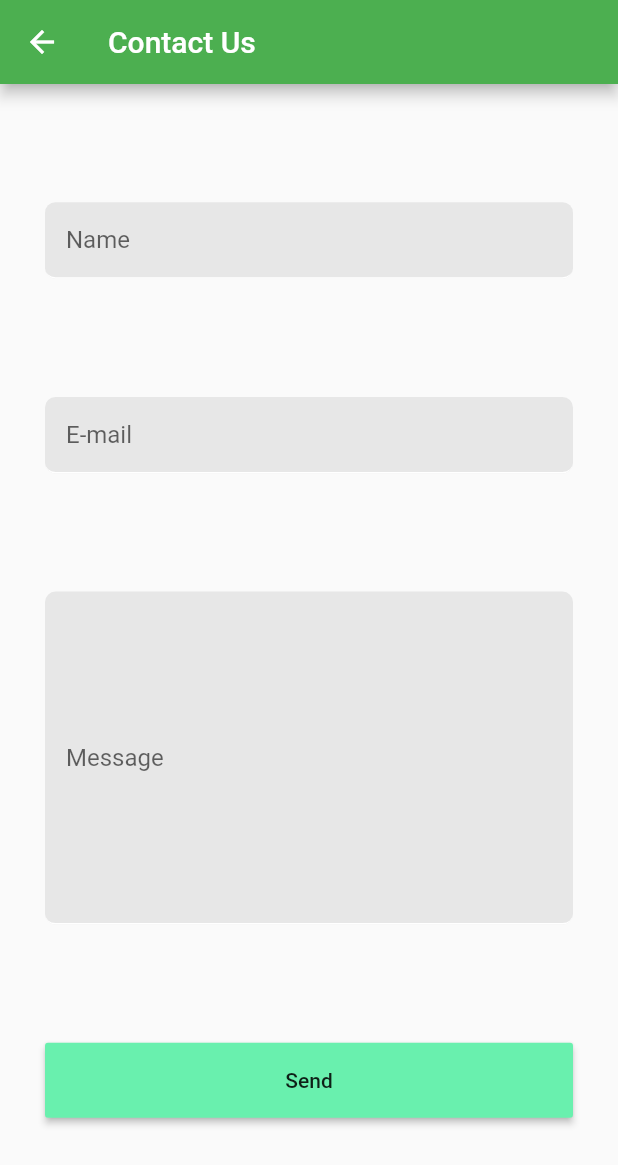
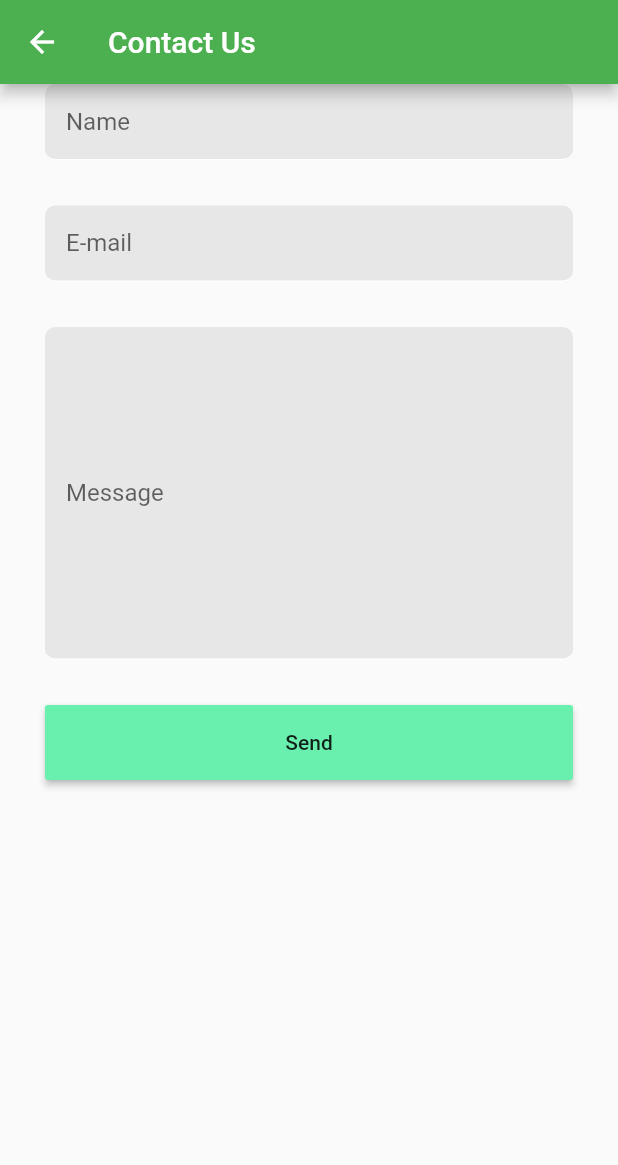
Before and after one commit to brakenseddik/Flutter-Plants-Identification, a Flutter app: the Contact screen opened directly, on a phone screen of 412 x 824 dp. Shown: the top 1165 px of the screen. Run offline on Flutter 3.47's test engine with Material 2 defaults, Android fonts, the phone set to English and light mode, and no system bars; our stand-ins replace carousel_pro, cloud_firestore, firebase_auth, font_awesome_flutter, google_fonts, image_picker and 1 more; missing offline and left inert: connectivity_widget, tflite; accounts and stored records are empty.

Commit message:
improve ui & solve issues

```diff
--- a/lib/pages/contact.dart
+++ b/lib/pages/contact.dart
@@ -1,6 +1,14 @@
 import 'package:flutter/material.dart';
 
-class Contact extends StatelessWidget {
+class Contact extends StatefulWidget {
+  @override
+  _ContactState createState() => _ContactState();
+}
+
+class _ContactState extends State<Contact> {
+//  Formk<ScaffoldState> _scaffoldKey = GlobalKey<ScaffoldState>();
+  final GlobalKey<FormState> _formKey = GlobalKey<FormState>();
+
   @override
   Widget build(BuildContext context) {
     return Scaffold(
@@ -9,8 +17,10 @@ class Contact extends StatelessWidget {
       ),
       body: Container(
         padding: EdgeInsets.symmetric(horizontal: 30),
-        child: Column(
-          mainAxisAlignment: MainAxisAlignment.spaceEvenly,
+        child: Form(
+          key: _formKey,
+          child: ListView(
+            //mainAxisAlignment: MainAxisAlignment.spaceEvenly,
             children: <Widget>[
               TextFormField(
                 decoration: InputDecoration(
@@ -30,6 +40,9 @@ class Contact extends StatelessWidget {
                   ),
                 ),
               ),
+              SizedBox(
+                height: 30,
+              ),
               TextFormField(
                 decoration: InputDecoration(
                   labelText: "E-mail",
@@ -47,6 +60,9 @@ class Contact extends StatelessWidget {
                     borderRadius: BorderRadius.circular(7),
                   ),
                 ),
+              ),
+              SizedBox(
+                height: 30,
               ),
               TextFormField(
                 decoration: InputDecoration(
@@ -69,6 +85,9 @@ class Contact extends StatelessWidget {
                 textInputAction: TextInputAction.newline,
                 maxLines: 10,
               ),
+              SizedBox(
+                height: 30,
+              ),
               Container(
                 width: double.infinity,
                 height: 50,
@@ -81,6 +100,7 @@ class Contact extends StatelessWidget {
             ],
           ),
         ),
+      ),
     );
   }
 }
--- a/lib/pages/dashboard.dart
+++ b/lib/pages/dashboard.dart
@@ -99,7 +99,7 @@ class DashboardState extends State<Dashboard> {
                                       height: 100,
                                       width: MediaQuery.of(context).size.width /
                                           2.4,
-                                      fit: BoxFit.fill,
+                                      fit: BoxFit.cover,
                                     ),
                                     borderRadius: BorderRadius.circular(20),
                                   ),
@@ -118,7 +118,7 @@ class DashboardState extends State<Dashboard> {
                                             color: Colors.greenAccent,
                                           ),
                                           SizedBox(
-                                            width: 15,
+                                            width: 5,
                                           ),
                                           Text(
                                             snapshot.data[index].data['name'],
@@ -136,7 +136,7 @@ class DashboardState extends State<Dashboard> {
                                             color: Colors.greenAccent,
                                           ),
                                           SizedBox(
-                                            width: 15,
+                                            width: 5,
                                           ),
                                           Text(
                                             snapshot.data[index].data['family'],
--- a/lib/pages/saved.dart
+++ b/lib/pages/saved.dart
@@ -129,7 +129,7 @@ class _ChatState extends State<Chat> {
                                     showData[index]['avatar'],
                                     width: double.infinity,
                                     height:
-                                        MediaQuery.of(context).size.height / 8,
+                                        MediaQuery.of(context).size.height / 7,
                                     fit: BoxFit.fill,
                                   ),
                                   borderRadius: BorderRadius.only(
```
Also changed, not shown: lib/models/searchservice.dart (+4 -4 lines), lib/pages/profile.dart (+4 -4 lines). Lines whose indentation alone changed are shown as unchanged.
